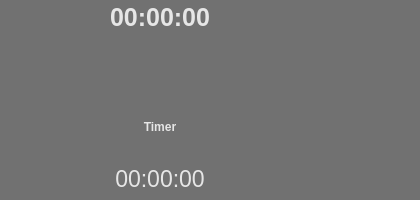
First picture: the form in SmartTimer/timerwidget.ui, repository secondYearProjects/SmartTimer, before the edit.
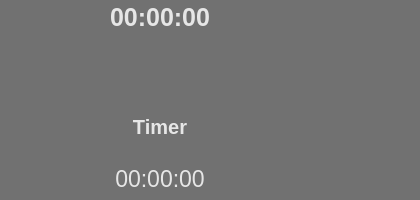
Second picture: the form after the edit. Icons and pictures are not drawn.

```diff
--- a/SmartTimer/timerwidget.ui
+++ b/SmartTimer/timerwidget.ui
@@ -516,6 +516,14 @@
     </property>
     <item row="2" column="0">
      <widget class="QLabel" name="TimerName">
+      <property name="font">
+       <font>
+        <pointsize>15</pointsize>
+        <weight>75</weight>
+        <italic>false</italic>
+        <bold>true</bold>
+       </font>
+      </property>
       <property name="text">
        <string>&lt;html&gt;&lt;head/&gt;&lt;body&gt;&lt;p&gt;&lt;span style=&quot; font-weight:600;&quot;&gt;Timer&lt;/span&gt;&lt;/p&gt;&lt;/body&gt;&lt;/html&gt;</string>
       </property>
```
Left out of the diff: 28 changed lines with no effect on the pictures.
